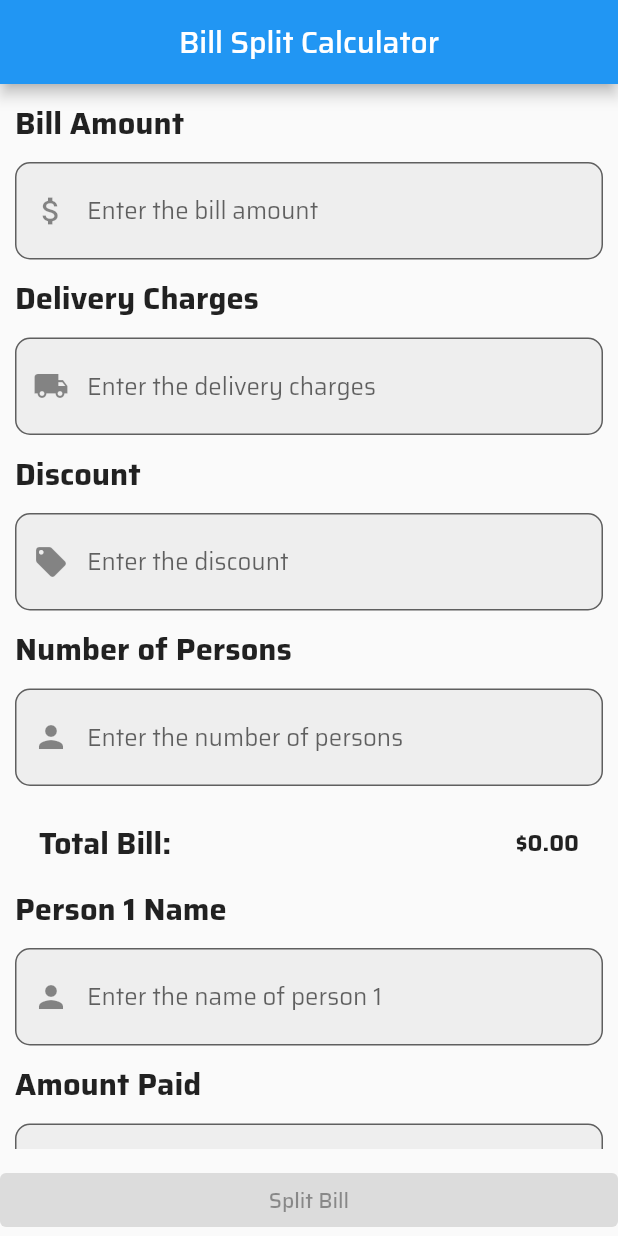
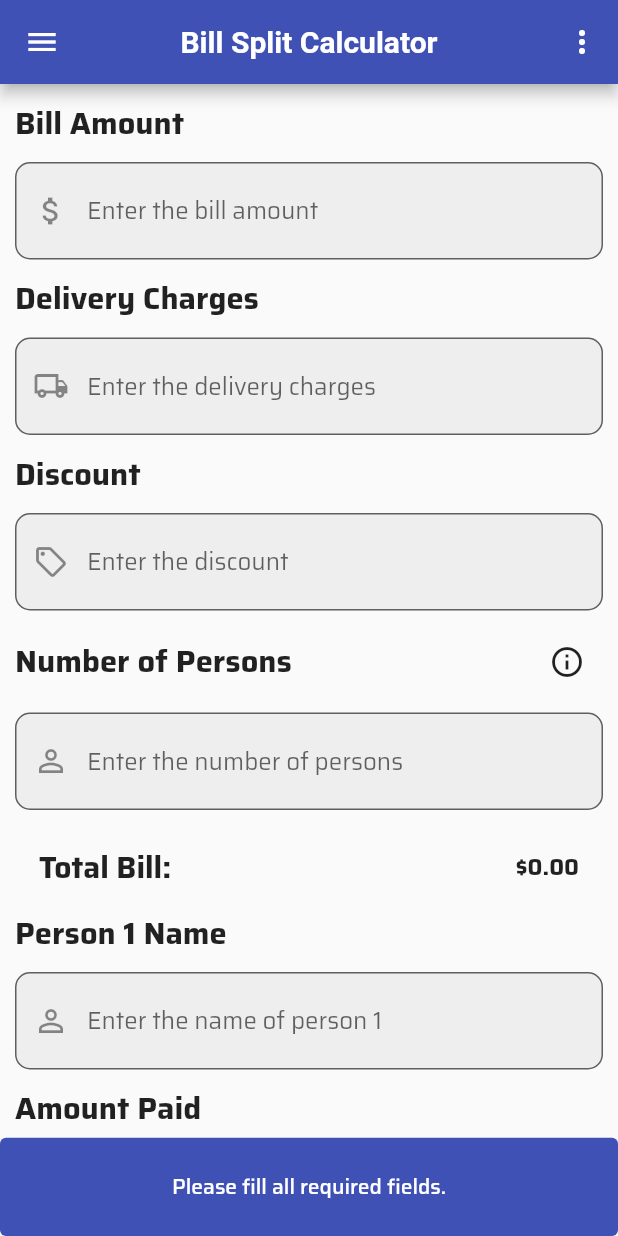
Before and after one commit to SeAliijaz/Bill_Split_Calculator, a Flutter app: the screen it shows after launch, on a phone screen of 412 x 824 dp. Run offline on Flutter 3.47's test engine with Material 2 defaults, Android fonts, the phone set to English and light mode, and no system bars; our stand-ins replace google_fonts.

Commit message:
Styling and themes

```diff
--- a/lib/Constants/constants.dart
+++ b/lib/Constants/constants.dart
@@ -75,4 +75,14 @@ class AppConstants {
       },
     );
   }
+
+  /// Instruction Message for Persons Field
+  static const String instruction = '''
+  To split the bill among multiple persons, follow these steps:
+  1. Enter the number of persons in the field provided.
+  2. The corresponding fields for person names and amounts paid will appear.
+  3. Fill in the details for each person, including their name and the amount they paid.
+  4. Once all required fields are filled, the "Split Bill" button will be enabled.
+  5. Click the "Split Bill" button to view the bill summary, including the split amounts for each person.
+''';
 }
--- a/lib/Constants/mediaquery_size.dart
+++ /dev/null
@@ -1,15 +0,0 @@
-import 'package:flutter/material.dart';
-
-///Assigning mediaQuery variable to use globally
-class MediaQuerySize {
-  BuildContext context;
-
-  /// MediaQuerySize(this.context) : assert(context != null);
-  MediaQuerySize(this.context);
-
-  /// MediaQuery.of(context).size.height;
-  double get height => MediaQuery.of(context).size.height;
-
-  /// MediaQuery.of(context).size.width;
-  double get width => MediaQuery.of(context).size.width;
-}
--- a/lib/Custom_Widgets/action_button.dart
+++ /dev/null
@@ -1,30 +0,0 @@
-import 'package:flutter/material.dart';
-
-class ActionButton extends StatelessWidget {
-  final String? text;
-  final void Function()? onPressed;
-
-  const ActionButton({
-    this.text,
-    this.onPressed,
-    super.key,
-  });
-
-  @override
-  Widget build(BuildContext context) {
-    return MaterialButton(
-      shape: RoundedRectangleBorder(
-        borderRadius: BorderRadius.circular(10),
-      ),
-      color: Colors.blue,
-      height: 65.5,
-      onPressed: onPressed,
-      child: Text(
-        text ?? "text",
-        style: TextStyle(
-          color: Colors.white,
-        ),
-      ),
-    );
-  }
-}
--- a/lib/Custom_Widgets/reusable_formfield.dart
+++ b/lib/Custom_Widgets/reusable_formfield.dart
@@ -1,3 +1,4 @@
+import 'package:bill_split_calculator/Constants/constants.dart';
 import 'package:flutter/material.dart';
 
 ///Reusable with title and form
@@ -11,6 +12,7 @@ class ReUsableFormField extends StatelessWidget {
   final TextEditingController? textEditingController;
   final String? Function(String?)? validator;
   final void Function(String)? onChanged;
+  final bool isInstructionNeeded;
 
   ///consts
   const ReUsableFormField({
@@ -23,6 +25,7 @@ class ReUsableFormField extends StatelessWidget {
     this.textEditingController,
     this.validator,
     this.onChanged,
+    this.isInstructionNeeded = false,
   });
 
   @override
@@ -33,13 +36,36 @@ class ReUsableFormField extends StatelessWidget {
           ///Text
           Align(
             alignment: Alignment.centerLeft,
-            child: Text(
+            child: isInstructionNeeded == false
+                ? Text(
                     textTitle ?? "textTitle",
                     textAlign: TextAlign.center,
                     style: TextStyle(
                       fontSize: 20.5,
                       fontWeight: FontWeight.bold,
                     ),
+                  )
+                : Row(
+                    mainAxisAlignment: MainAxisAlignment.spaceBetween,
+                    children: [
+                      Text(
+                        textTitle ?? "textTitle",
+                        textAlign: TextAlign.center,
+                        style: TextStyle(
+                          fontSize: 20.5,
+                          fontWeight: FontWeight.bold,
+                        ),
+                      ),
+                      IconButton(
+                        onPressed: () {
+                          AppConstants.showDialogMessage(
+                              context,
+                              "How to Use this Field?",
+                              AppConstants.instruction);
+                        },
+                        icon: Icon(Icons.info_outline),
+                      ),
+                    ],
                   ),
           ),
 
--- a/lib/Screen/home_screen.dart
+++ b/lib/Screen/home_screen.dart
@@ -12,20 +12,22 @@ class HomeScreen extends StatefulWidget {
 }
 
 class _HomeScreenState extends State<HomeScreen> {
+  ///vars
   double tipPercentage = 0.0;
   double discountPercentage = 0.0;
   int numberOfPersons = 1;
   int maxNumberOfPersons = 100;
   double totalBill = 0.0;
+  bool isButtonEnabled = false;
 
+  ///Controllers
   TextEditingController billController = TextEditingController();
   TextEditingController deliveryChargesController = TextEditingController();
   TextEditingController discountController = TextEditingController();
   List<TextEditingController> personNameControllers = [];
   List<TextEditingController> personAmountPaidControllers = [];
 
-  bool isButtonEnabled = false;
-
+  ///initState
   @override
   void initState() {
     super.initState();
@@ -35,6 +37,7 @@ class _HomeScreenState extends State<HomeScreen> {
         List.generate(numberOfPersons, (_) => TextEditingController());
   }
 
+  ///dispose
   @override
   void dispose() {
     billController.dispose();
@@ -49,6 +52,7 @@ class _HomeScreenState extends State<HomeScreen> {
     super.dispose();
   }
 
+  ///updateNumberOfPersons
   void updateNumberOfPersons(int value) {
     setState(() {
       numberOfPersons = value;
@@ -60,6 +64,7 @@ class _HomeScreenState extends State<HomeScreen> {
     updateButtonState();
   }
 
+  ///areFieldsFilled
   bool areFieldsFilled() {
     if (billController.text.isEmpty ||
         deliveryChargesController.text.isEmpty ||
@@ -72,12 +77,14 @@ class _HomeScreenState extends State<HomeScreen> {
     return true;
   }
 
+  ///updateButtonState
   void updateButtonState() {
     setState(() {
       isButtonEnabled = areFieldsFilled();
     });
   }
 
+  ///splitBill
   void splitBill() {
     if (areFieldsFilled()) {
       double totalBill = double.tryParse(billController.text) ?? 0.0;
@@ -111,6 +118,7 @@ class _HomeScreenState extends State<HomeScreen> {
     }
   }
 
+  ///  Widget build
   @override
   Widget build(BuildContext context) {
     double totalBill = double.tryParse(billController.text) ?? 0.0;
@@ -119,16 +127,31 @@ class _HomeScreenState extends State<HomeScreen> {
     double discount = double.tryParse(discountController.text) ?? 0.0;
     double finalBill = calculateFinalBill(totalBill, deliveryCharges, discount);
     return Scaffold(
+      ///AppBar
       appBar: AppBar(
+        leading: Icon(Icons.menu_outlined),
         title: const Text('Bill Split Calculator'),
         centerTitle: true,
+        actions: [
+          IconButton(
+            onPressed: () {},
+            icon: const Icon(Icons.more_vert_outlined),
+          ),
+        ],
       ),
-      bottomNavigationBar: Container(
+
+      ///bottomNavigationBar
+      bottomNavigationBar: SizedBox(
+        height: 65.5,
         child: ElevatedButton(
           onPressed: isButtonEnabled ? splitBill : null,
-          child: Text('Split Bill'),
+          child: Text(isButtonEnabled
+              ? 'Split Bill'
+              : "Please fill all required fields."),
         ),
       ),
+
+      ///BODY
       body: Container(
         padding: const EdgeInsets.all(10.0),
         child: ListView(
@@ -136,7 +159,7 @@ class _HomeScreenState extends State<HomeScreen> {
             ReUsableFormField(
               textTitle: 'Bill Amount',
               hintText: 'Enter the bill amount',
-              prefixIcon: Icons.attach_money,
+              prefixIcon: Icons.attach_money_outlined,
               filled: true,
               fillColor: Colors.grey[200],
               textEditingController: billController,
@@ -153,7 +176,7 @@ class _HomeScreenState extends State<HomeScreen> {
             ReUsableFormField(
               textTitle: 'Delivery Charges',
               hintText: 'Enter the delivery charges',
-              prefixIcon: Icons.local_shipping,
+              prefixIcon: Icons.local_shipping_outlined,
               filled: true,
               fillColor: Colors.grey[200],
               textEditingController: deliveryChargesController,
@@ -170,7 +193,7 @@ class _HomeScreenState extends State<HomeScreen> {
             ReUsableFormField(
               textTitle: 'Discount',
               hintText: 'Enter the discount',
-              prefixIcon: Icons.local_offer,
+              prefixIcon: Icons.local_offer_outlined,
               filled: true,
               fillColor: Colors.grey[200],
               textEditingController: discountController,
@@ -187,7 +210,8 @@ class _HomeScreenState extends State<HomeScreen> {
             ReUsableFormField(
               textTitle: 'Number of Persons',
               hintText: 'Enter the number of persons',
-              prefixIcon: Icons.person,
+              isInstructionNeeded: true,
+              prefixIcon: Icons.person_outline,
               filled: true,
               fillColor: Colors.grey[200],
               textEditingController: TextEditingController(),
@@ -212,7 +236,9 @@ class _HomeScreenState extends State<HomeScreen> {
                 ),
               ),
             ),
-            ListView.builder(
+
+            ///List TO Generate Persons lists
+            ListView.separated(
               shrinkWrap: true,
               physics: const NeverScrollableScrollPhysics(),
               itemCount: numberOfPersons,
@@ -222,7 +248,7 @@ class _HomeScreenState extends State<HomeScreen> {
                     ReUsableFormField(
                       textTitle: 'Person ${index + 1} Name',
                       hintText: 'Enter the name of person ${index + 1}',
-                      prefixIcon: Icons.person,
+                      prefixIcon: Icons.person_outline,
                       filled: true,
                       fillColor: Colors.grey[200],
                       textEditingController: personNameControllers[index],
@@ -236,7 +262,7 @@ class _HomeScreenState extends State<HomeScreen> {
                     ReUsableFormField(
                       textTitle: 'Amount Paid',
                       hintText: 'Enter the amount paid by person ${index + 1}',
-                      prefixIcon: Icons.attach_money,
+                      prefixIcon: Icons.attach_money_outlined,
                       filled: true,
                       fillColor: Colors.grey[200],
                       textEditingController: personAmountPaidControllers[index],
@@ -249,6 +275,9 @@ class _HomeScreenState extends State<HomeScreen> {
                     ),
                   ],
                 );
+              },
+              separatorBuilder: (c, i) {
+                return Divider();
               },
             ),
           ],
--- a/lib/main.dart
+++ b/lib/main.dart
@@ -20,14 +20,47 @@ class MyApp extends StatelessWidget {
 
       ///theme of app
       theme: ThemeData(
-        ///Text Theme
-        textTheme: GoogleFonts.sairaTextTheme(
-          Theme.of(context).textTheme,
+        // Primary color for the app
+        primaryColor: Colors.indigo,
+
+        appBarTheme: const AppBarTheme(
+          backgroundColor: Colors.indigo,
+          centerTitle: true,
+          titleTextStyle: TextStyle(
+            fontSize: 20.0,
+            fontWeight: FontWeight.bold,
+            color: Colors.white,
+          ),
+        ),
+        // Text theme
+        textTheme: GoogleFonts.sairaTextTheme().copyWith(
+          // Customize the text styles
+          displayLarge: const TextStyle(
+            fontSize: 24.0,
+            fontWeight: FontWeight.bold,
+          ),
+          displayMedium: const TextStyle(
+            fontSize: 20.0,
+            fontWeight: FontWeight.bold,
+          ),
+          bodyLarge: const TextStyle(
+            fontSize: 16.0,
+          ),
+        ),
+
+        // Button theme
+        elevatedButtonTheme: ElevatedButtonThemeData(
+          style: ButtonStyle(
+            backgroundColor: MaterialStateProperty.all(
+                Colors.indigo), // Button background color
+            foregroundColor:
+                MaterialStateProperty.all(Colors.white), // Button text color
+          ),
         ),
       ),
 
       ///[initial Route]
-      home: HomeScreen(),
+      home: const HomeScreen(),
     );
   }
 }
```
Lines whose indentation alone changed are shown as unchanged.
